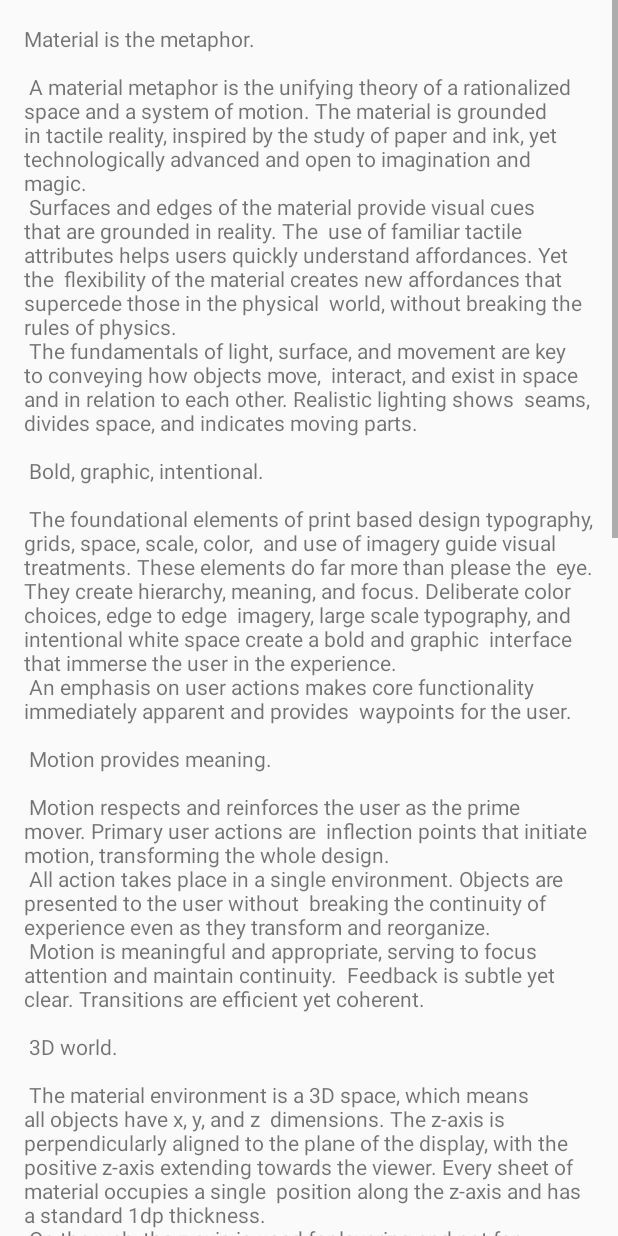
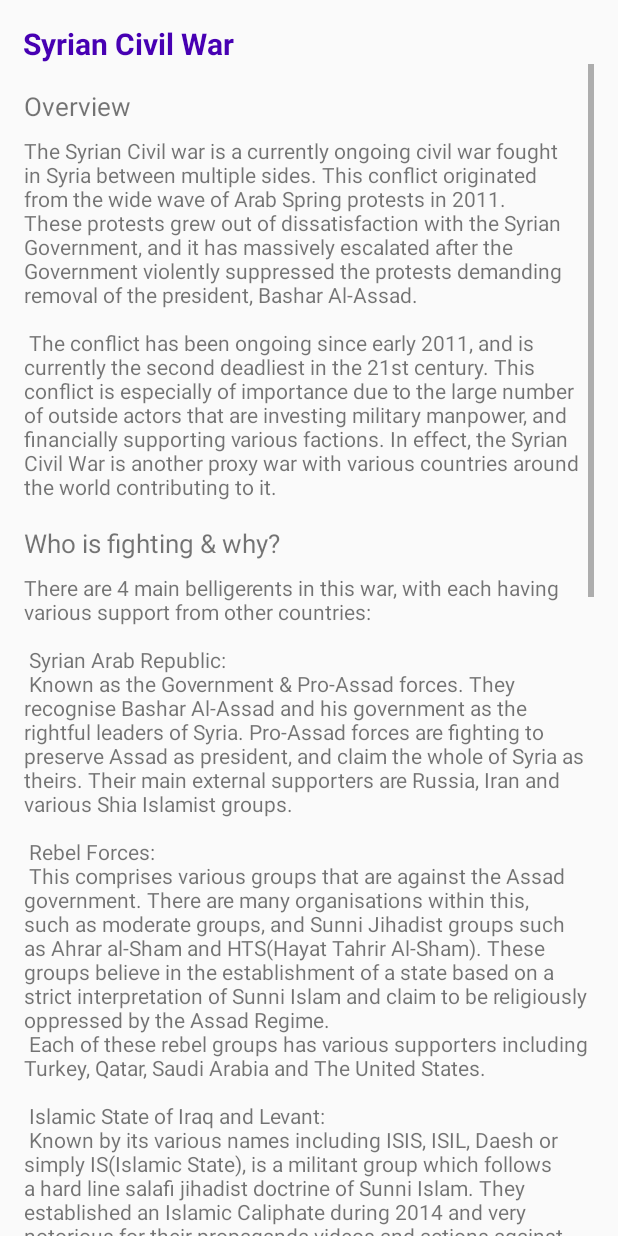
Before and after one commit to Rolyyy/Conflict_Watcher, an Android app: the ConflictSyria screen opened directly, with no data from a screen before it, on a phone screen of 412 x 824 dp. Run offline under Robolectric (Android 15) with nearby library versions, the phone set to English and light mode, and no system bars.

Commit message:
Fully added text for Syria Conflict Activity.

```diff
--- a/app/src/main/res/layout/activity_conflict_syria.xml
+++ b/app/src/main/res/layout/activity_conflict_syria.xml
@@ -6,21 +6,122 @@
     android:layout_height="match_parent"
     tools:context=".Conflicts.ConflictSyria">
 
+
+
+    <TextView
+        android:layout_width="wrap_content"
+        android:layout_height="wrap_content"
+        android:id="@+id/act_conflict_title"
+        android:text="Syrian Civil War"
+        android:layout_marginTop="15dp"
+        android:layout_marginLeft="15dp"
+        android:textSize="20sp"
+        android:textColor="@color/colorPrimary"
+        android:textStyle="bold"
+        />
+
+
+
     <androidx.core.widget.NestedScrollView
+        android:id="@+id/scrollview2"
         android:layout_width="wrap_content"
         android:layout_height="wrap_content"
         android:scrollbars="vertical"
+        android:layout_below="@+id/act_conflict_title"
+        android:layout_marginStart="16dp"
+        android:layout_marginEnd="16dp"
+        >
 
-        >
+
+        <RelativeLayout
+            android:layout_width="wrap_content"
+            android:layout_height="wrap_content">
+
+        <TextView
+            android:layout_width="wrap_content"
+            android:layout_height="wrap_content"
+            android:text="Overview"
+            android:id="@+id/syria_heading_1"
+            android:textSize="17sp"
+            android:layout_marginTop="16dp"
+            />
 
 
         <TextView
             android:layout_width="wrap_content"
             android:layout_height="wrap_content"
-            android:layout_margin="@dimen/text_margin"
-            android:text="@string/large_text"
+            android:layout_marginTop="8dp"
+            android:layout_below="@+id/syria_heading_1"
+            android:text="@string/syria_text_1"
+            android:id="@+id/text1"
             />
+
+        <TextView
+            android:layout_width="wrap_content"
+            android:layout_height="wrap_content"
+            android:text="Who is fighting &amp; why?"
+            android:textSize="17sp"
+            android:id="@+id/syria_heading_2"
+            android:layout_below="@+id/text1"
+            android:layout_marginTop="16dp"
+            />
+
+        <TextView
+            android:layout_width="wrap_content"
+            android:layout_height="wrap_content"
+            android:text="@string/syria_text_2"
+            android:id="@+id/syria_text_2"
+            android:layout_below="@id/syria_heading_2"
+            android:layout_marginTop="8dp"
+            />
+
+
+        <TextView
+            android:layout_width="wrap_content"
+            android:layout_height="wrap_content"
+            android:text="Effects on population, economy &amp; infrastucture"
+            android:textSize="17sp"
+            android:layout_marginTop="16dp"
+            android:layout_below="@id/syria_text_2"
+            android:id="@+id/syria_heading_3"
+            />
+
+        <TextView
+            android:layout_width="wrap_content"
+            android:layout_height="wrap_content"
+            android:text="@string/syria_text_3"
+            android:id="@+id/syria_text_3"
+            android:layout_below="@id/syria_heading_3"
+            android:layout_marginTop="8dp"
+            />
+
+        <TextView
+            android:layout_width="wrap_content"
+            android:layout_height="wrap_content"
+            android:text="Potential solutions?"
+            android:textSize="17sp"
+            android:layout_marginTop="16dp"
+            android:id="@+id/syria_heading_4"
+            android:layout_below="@id/syria_text_3"
+            />
+
+        <TextView
+            android:layout_width="wrap_content"
+            android:layout_height="wrap_content"
+            android:text="@string/syria_text_4"
+            android:id="@+id/syria_text_4"
+            android:layout_below="@+id/syria_heading_4"
+            android:layout_marginTop="8dp"
+            android:layout_marginBottom="8dp"
+            />
+
+
+
+        </RelativeLayout>
 
     </androidx.core.widget.NestedScrollView>
 
+
+
+
 </RelativeLayout>
--- a/app/src/main/res/values/strings.xml
+++ b/app/src/main/res/values/strings.xml
@@ -4,95 +4,54 @@
     <string name="navigation_drawer_open">Open navigation drawer</string>
     <string name="navigation_drawer_close">Close navigation drawer</string>
     <string name="title_activity_conflict_syria">ConflictSyria</string>
-    <string name="large_text">
-        "Material is the metaphor.\n\n"
+    <string name="syria_text_1">
+        The Syrian Civil war is a currently ongoing civil war fought in Syria between multiple sides. This conflict originated from the wide wave of Arab Spring protests in 2011. These protests grew out of dissatisfaction
+        with the Syrian Government, and it has massively escalated after the Government violently suppressed the protests demanding removal of the president, Bashar Al-Assad. \n\n
 
-        "A material metaphor is the unifying theory of a rationalized space and a system of motion."
-        "The material is grounded in tactile reality, inspired by the study of paper and ink, yet "
-        "technologically advanced and open to imagination and magic.\n"
-        "Surfaces and edges of the material provide visual cues that are grounded in reality. The "
-        "use of familiar tactile attributes helps users quickly understand affordances. Yet the "
-        "flexibility of the material creates new affordances that supercede those in the physical "
-        "world, without breaking the rules of physics.\n"
-        "The fundamentals of light, surface, and movement are key to conveying how objects move, "
-        "interact, and exist in space and in relation to each other. Realistic lighting shows "
-        "seams, divides space, and indicates moving parts.\n\n"
+        The conflict has been ongoing since early 2011, and is currently the second deadliest in the 21st century. This conflict is especially of importance due to the large number of outside actors that are investing military manpower,
+        and financially supporting various factions. In effect, the Syrian Civil War is another proxy war with various countries around the world contributing to it.
 
-        "Bold, graphic, intentional.\n\n"
+    </string>
+    <string name="syria_text_2">There are 4 main belligerents in this war, with each having various support from other countries: \n\n
+         Syrian Arab Republic:\n Known as the Government &amp; Pro-Assad forces. They recognise Bashar Al-Assad and his government as the rightful leaders of Syria. Pro-Assad forces are fighting to preserve Assad as president,
+        and claim the whole of Syria as theirs. Their main external supporters are Russia, Iran and various Shia Islamist groups. \n\n
 
-        "The foundational elements of print based design typography, grids, space, scale, color, "
-        "and use of imagery guide visual treatments. These elements do far more than please the "
-        "eye. They create hierarchy, meaning, and focus. Deliberate color choices, edge to edge "
-        "imagery, large scale typography, and intentional white space create a bold and graphic "
-        "interface that immerse the user in the experience.\n"
-        "An emphasis on user actions makes core functionality immediately apparent and provides "
-        "waypoints for the user.\n\n"
+        Rebel Forces:\n This comprises various groups that are against the Assad government. There are many organisations within this, such as moderate groups, and Sunni Jihadist groups such as Ahrar al-Sham and HTS(Hayat Tahrir Al-Sham).
+        These groups believe in the establishment of a state based on a strict interpretation of Sunni Islam and claim to be religiously oppressed by the Assad Regime.\n
+         Each of these rebel groups has various supporters including Turkey, Qatar, Saudi Arabia and The United States.\n\n
 
-        "Motion provides meaning.\n\n"
+        Islamic State of Iraq and Levant: \n
+        Known by its various names including ISIS, ISIL, Daesh or simply IS(Islamic State), is a militant group which follows a hard line salafi jihadist doctrine of Sunni Islam. They established an Islamic Caliphate during 2014
+        and very notorious for their propaganda videos and actions against anyone it deemed to be their enemy. IS fought actively against every side in this war, even other Sunni jihadist groups. As of 2020 virtully all of their territory
+        has been recaptured and they only operate as an underground terrorist organisation.\n
+        The Islamic State doesn\'t have any official state support, but a large number of people moved to Syria and Iraq to fight for the group. \n\n
 
-        "Motion respects and reinforces the user as the prime mover. Primary user actions are "
-        "inflection points that initiate motion, transforming the whole design.\n"
-        "All action takes place in a single environment. Objects are presented to the user without "
-        "breaking the continuity of experience even as they transform and reorganize.\n"
-        "Motion is meaningful and appropriate, serving to focus attention and maintain continuity. "
-        "Feedback is subtle yet clear. Transitions are efﬁcient yet coherent.\n\n"
 
-        "3D world.\n\n"
+        Rojava: \n
+        Rojava, or the SDF(Syrian Democratic Forces) is an alliance of primarily Kurdish, Arab and Syyrian militias, fighting to create a democratic and secular Syria. They primarily fought against IS, successfuly dirving them out of
+        large parts of Syria, with the help of Coalition Forces. However, many groups are hostile towards them, including Turkey and Syrian Rebel groups. The SDF has not actively fought against the Syrian Government apart from minor clashes.\n
+        Their main supporters are the CJTF-OIR, an international coalition including the USA, France and UK amongst many others.
 
-        "The material environment is a 3D space, which means all objects have x, y, and z "
-        "dimensions. The z-axis is perpendicularly aligned to the plane of the display, with the "
-        "positive z-axis extending towards the viewer. Every sheet of material occupies a single "
-        "position along the z-axis and has a standard 1dp thickness.\n"
-        "On the web, the z-axis is used for layering and not for perspective. The 3D world is "
-        "emulated by manipulating the y-axis.\n\n"
-
-        "Light and shadow.\n\n"
-
-        "Within the material environment, virtual lights illuminate the scene. Key lights create "
-        "directional shadows, while ambient light creates soft shadows from all angles.\n"
-        "Shadows in the material environment are cast by these two light sources. In Android "
-        "development, shadows occur when light sources are blocked by sheets of material at "
-        "various positions along the z-axis. On the web, shadows are depicted by manipulating the "
-        "y-axis only. The following example shows the card with a height of 6dp.\n\n"
-
-        "Resting elevation.\n\n"
-
-        "All material objects, regardless of size, have a resting elevation, or default elevation "
-        "that does not change. If an object changes elevation, it should return to its resting "
-        "elevation as soon as possible.\n\n"
-
-        "Component elevations.\n\n"
-
-        "The resting elevation for a component type is consistent across apps (e.g., FAB elevation "
-        "does not vary from 6dp in one app to 16dp in another app).\n"
-        "Components may have different resting elevations across platforms, depending on the depth "
-        "of the environment (e.g., TV has a greater depth than mobile or desktop).\n\n"
-
-        "Responsive elevation and dynamic elevation offsets.\n\n"
-
-        "Some component types have responsive elevation, meaning they change elevation in response "
-        "to user input (e.g., normal, focused, and pressed) or system events. These elevation "
-        "changes are consistently implemented using dynamic elevation offsets.\n"
-        "Dynamic elevation offsets are the goal elevation that a component moves towards, relative "
-        "to the component’s resting state. They ensure that elevation changes are consistent "
-        "across actions and component types. For example, all components that lift on press have "
-        "the same elevation change relative to their resting elevation.\n"
-        "Once the input event is completed or cancelled, the component will return to its resting "
-        "elevation.\n\n"
-
-        "Avoiding elevation interference.\n\n"
-
-        "Components with responsive elevations may encounter other components as they move between "
-        "their resting elevations and dynamic elevation offsets. Because material cannot pass "
-        "through other material, components avoid interfering with one another any number of ways, "
-        "whether on a per component basis or using the entire app layout.\n"
-        "On a component level, components can move or be removed before they cause interference. "
-        "For example, a floating action button (FAB) can disappear or move off screen before a "
-        "user picks up a card, or it can move if a snackbar appears.\n"
-        "On the layout level, design your app layout to minimize opportunities for interference. "
-        "For example, position the FAB to one side of stream of a cards so the FAB won’t interfere "
-        "when a user tries to pick up one of cards.\n\n"
     </string>
     <string name="action_settings">Settings</string>
 
+    <string name="syria_text_3">The toll on human life in the war has been staggering. Since the beginning, an estimated 570,000 people have died as a result. The war is still seeing significant battles, as the month of January 2020
+        saw 1,200 fatalities. There has also been a vast refugee crisis, with more than 6 million people internally displaced, and 5 million fleeing to other countries.\n\n
+
+    The economy of the country has  been devastated  due to the war, also because of sanctions, such as from the US Government. While this is intended to impede the Syrian Government\'s power and authority, it can have a negative effect to
+        the people of Syria. It can decrease their economic resources, and increase their reliance on the government.\n\n
+
+    In 2018, the World Bank estimated that about half of the country\'s health and education facilities, and a third of it\'s housing stock has been destroyed by the conflict. An estimated $226 million in GDP has been lost due to the conflict,
+        only between 2011 and 2016.
+    </string>
+    <string name="syria_text_4">As of 2020, there is still active fighting between the Government and rebels, and between the SDF and rebels and Turkey. There have been many initiatitives to broker a peacefire, but they either
+        fail or do not last.\n\n
+
+        However, with the Syrian Government and SDF controlling the majority of the country, and their relative neutrality against each other, there is a lack of active fighting in the majority of the country. The Government and SDF is
+        currently in negotiation in order to reach a solution between the two entities.
+
+
+
+    </string>
+
 </resources>
```
